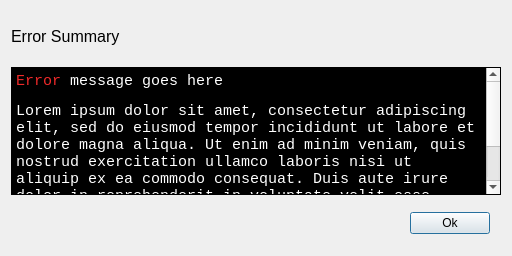
JairajJangle/OpenCV-Catalogue, file CustomWidgets/ErrorDialog/errordialog.ui: the form before one commit.
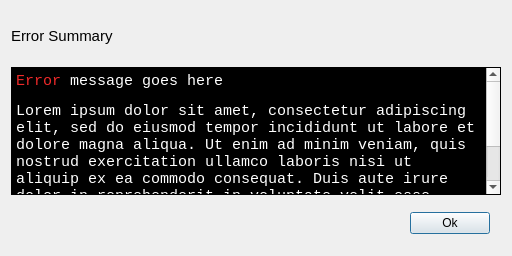
The form after the commit.

Commit message: Changed error title font size

Patch:
```diff
--- a/CustomWidgets/ErrorDialog/errordialog.ui
+++ b/CustomWidgets/ErrorDialog/errordialog.ui
@@ -47,7 +47,7 @@
      </property>
      <property name="font">
       <font>
-       <pointsize>12</pointsize>
+       <pointsize>11</pointsize>
       </font>
      </property>
      <property name="text">
```
